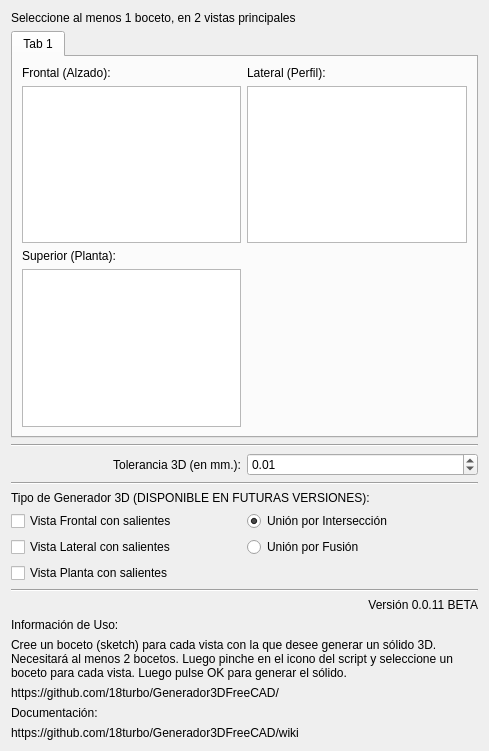
Qt form generador3D/generador3D.ui (18turbo/Generador3DFreeCAD) before a commit.
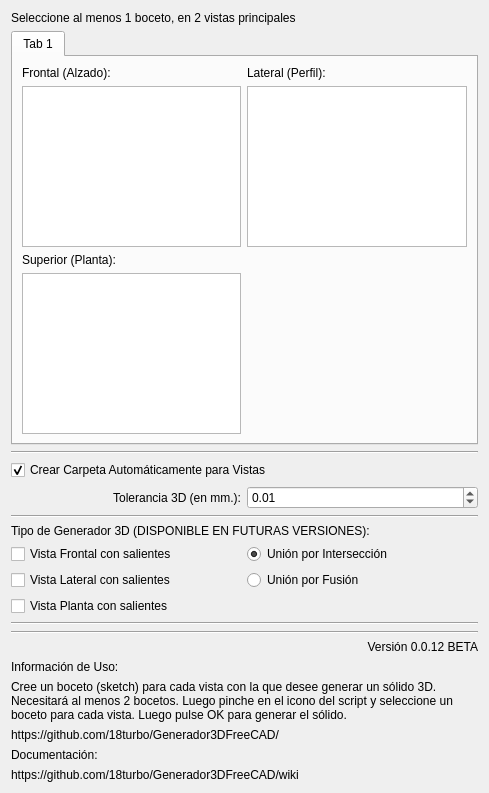
The same form after that commit.

Commit message: Nuevas opciones en la interfaz

What changed in the file:
```diff
--- a/generador3D/generador3D.ui
+++ b/generador3D/generador3D.ui
@@ -7,14 +7,14 @@
     <x>0</x>
     <y>0</y>
     <width>489</width>
-    <height>751</height>
+    <height>793</height>
    </rect>
   </property>
   <property name="windowTitle">
    <string>Dialog</string>
   </property>
   <layout class="QGridLayout" name="gridLayout">
-   <item row="19" column="1">
+   <item row="22" column="1">
     <widget class="QRadioButton" name="radioInterseccion">
      <property name="text">
       <string>Unión por Intersección</string>
@@ -46,28 +46,21 @@
      </property>
     </widget>
    </item>
-   <item row="5" column="1">
-    <widget class="QDoubleSpinBox" name="tolerancia">
-     <property name="value">
-      <double>0.010000000000000</double>
-     </property>
-    </widget>
-   </item>
-   <item row="4" column="0" colspan="2">
+   <item row="29" column="0" colspan="2">
     <widget class="Line" name="line">
      <property name="orientation">
       <enum>Qt::Horizontal</enum>
      </property>
     </widget>
    </item>
-   <item row="31" column="0">
+   <item row="37" column="0">
     <widget class="QLabel" name="label_11">
      <property name="text">
       <string>Documentación:</string>
      </property>
     </widget>
    </item>
-   <item row="32" column="0" colspan="2">
+   <item row="38" column="0" colspan="2">
     <widget class="QLabel" name="label_12">
      <property name="text">
       <string>https://github.com/18turbo/Generador3DFreeCAD/wiki</string>
@@ -131,68 +124,85 @@
      </widget>
     </widget>
    </item>
-   <item row="21" column="0">
-    <widget class="QCheckBox" name="checkBoxLateralS">
-     <property name="text">
-      <string>Vista Planta con salientes</string>
-     </property>
-     <property name="checkable">
-      <bool>false</bool>
-     </property>
-    </widget>
-   </item>
-   <item row="20" column="0">
+   <item row="24" column="0">
     <widget class="QCheckBox" name="checkBoxPlantaS">
      <property name="text">
+      <string>Vista Planta con salientes</string>
+     </property>
+     <property name="checkable">
+      <bool>true</bool>
+     </property>
+    </widget>
+   </item>
+   <item row="23" column="0">
+    <widget class="QCheckBox" name="checkBoxLateralS">
+     <property name="text">
       <string>Vista Lateral con salientes</string>
      </property>
      <property name="checkable">
-      <bool>false</bool>
+      <bool>true</bool>
      </property>
     </widget>
    </item>
-   <item row="17" column="0" colspan="2">
+   <item row="36" column="0">
+    <spacer name="verticalSpacer">
+     <property name="orientation">
+      <enum>Qt::Vertical</enum>
+     </property>
+     <property name="sizeHint" stdset="0">
+      <size>
+       <width>20</width>
+       <height>40</height>
+      </size>
+     </property>
+    </spacer>
+   </item>
+   <item row="20" column="0" colspan="2">
     <widget class="Line" name="line_6">
      <property name="orientation">
       <enum>Qt::Horizontal</enum>
      </property>
     </widget>
    </item>
-   <item row="5" column="0">
-    <widget class="QLabel" name="label_10">
-     <property name="text">
-      <string>Tolerancia 3D (en mm.):</string>
-     </property>
-     <property name="alignment">
-      <set>Qt::AlignRight|Qt::AlignTrailing|Qt::AlignVCenter</set>
-     </property>
-     <property name="margin">
-      <number>10</number>
-     </property>
-    </widget>
-   </item>
-   <item row="24" column="0" colspan="2">
+   <item row="27" column="0" colspan="2">
     <widget class="Line" name="line_5">
      <property name="orientation">
       <enum>Qt::Horizontal</enum>
      </property>
     </widget>
    </item>
-   <item row="26" column="0">
+   <item row="4" column="0" colspan="2">
+    <widget class="QCheckBox" name="meterVistasCarpeta">
+     <property name="text">
+      <string>Crear Carpeta Automáticamente para Vistas</string>
+     </property>
+     <property name="checked">
+      <bool>true</bool>
+     </property>
+    </widget>
+   </item>
+   <item row="3" column="0" colspan="2">
+    <widget class="Line" name="line_2">
+     <property name="orientation">
+      <enum>Qt::Horizontal</enum>
+     </property>
+    </widget>
+   </item>
+   <item row="32" column="0">
     <widget class="QLabel" name="label_8">
      <property name="text">
       <string>Información de Uso:</string>
      </property>
     </widget>
    </item>
-   <item row="29" column="0" colspan="2">
+   <item row="35" column="0" colspan="2">
     <widget class="QLabel" name="label_7">
      <property name="text">
       <string>https://github.com/18turbo/Generador3DFreeCAD/</string>
      </property>
     </widget>
    </item>
-   <item row="3" column="0">
+   <item row="6" column="0">
     <spacer name="verticalSpacer_3">
      <property name="orientation">
       <enum>Qt::Vertical</enum>
@@ -205,34 +215,34 @@
      </property>
     </spacer>
    </item>
-   <item row="18" column="0" colspan="2">
+   <item row="21" column="0" colspan="2">
     <widget class="QLabel" name="label_4">
      <property name="text">
       <string>Tipo de Generador 3D (DISPONIBLE EN FUTURAS VERSIONES):</string>
      </property>
     </widget>
    </item>
-   <item row="25" column="1">
+   <item row="31" column="1">
     <widget class="QLabel" name="label">
      <property name="text">
-      <string>Versión 0.0.11 BETA</string>
+      <string>Versión 0.0.12 BETA</string>
      </property>
      <property name="alignment">
       <set>Qt::AlignRight|Qt::AlignTrailing|Qt::AlignVCenter</set>
      </property>
     </widget>
    </item>
-   <item row="19" column="0">
+   <item row="22" column="0">
     <widget class="QCheckBox" name="checkBoxFrontalS">
      <property name="text">
       <string>Vista Frontal con salientes</string>
      </property>
      <property name="checkable">
-      <bool>false</bool>
+      <bool>true</bool>
      </property>
     </widget>
    </item>
-   <item row="20" column="1">
+   <item row="23" column="1">
     <widget class="QRadioButton" name="radioFusion">
      <property name="text">
       <string>Unión por Fusión</string>
@@ -242,7 +252,7 @@
      </property>
     </widget>
    </item>
-   <item row="27" column="0" colspan="2">
+   <item row="33" column="0" colspan="2">
     <widget class="QLabel" name="label_9">
      <property name="text">
       <string>Cree un boceto (sketch) para cada vista con la que desee generar un sólido 3D. Necesitará al menos 2 bocetos. Luego pinche en el icono del script y seleccione un boceto para cada vista. Luego pulse OK para generar el sólido.</string>
@@ -258,18 +268,25 @@
      </property>
     </widget>
    </item>
-   <item row="30" column="0">
-    <spacer name="verticalSpacer">
-     <property name="orientation">
-      <enum>Qt::Vertical</enum>
+   <item row="5" column="0">
+    <widget class="QLabel" name="label_10">
+     <property name="text">
+      <string>Tolerancia 3D (en mm.):</string>
      </property>
-     <property name="sizeHint" stdset="0">
-      <size>
-       <width>20</width>
-       <height>40</height>
-      </size>
+     <property name="alignment">
+      <set>Qt::AlignRight|Qt::AlignTrailing|Qt::AlignVCenter</set>
      </property>
-    </spacer>
+     <property name="margin">
+      <number>10</number>
+     </property>
+    </widget>
+   </item>
+   <item row="5" column="1">
+    <widget class="QDoubleSpinBox" name="tolerancia">
+     <property name="value">
+      <double>0.010000000000000</double>
+     </property>
+    </widget>
    </item>
   </layout>
  </widget>
```
